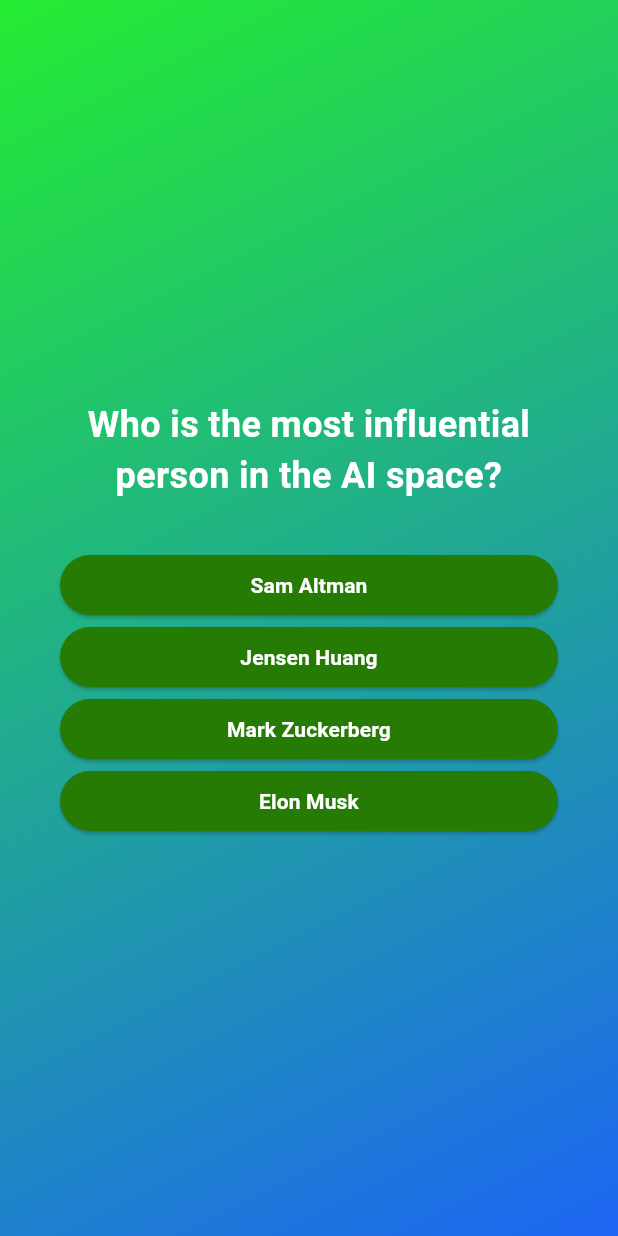
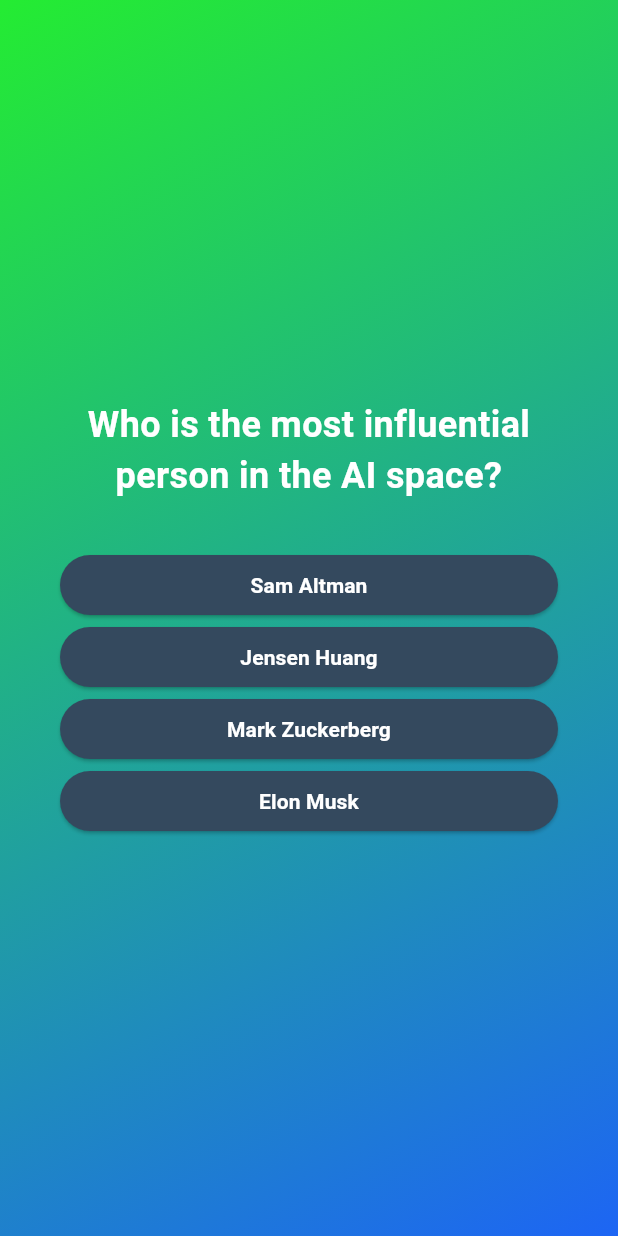
Before and after one commit to SjdnDzikran/QuizApp, a Flutter app: the screen it shows after launch, after a tap on "Start Quiz", on a phone screen of 412 x 824 dp. Run offline on Flutter 3.47's test engine with Material 3 defaults, Android fonts, the phone set to English and light mode, and no system bars; our stand-ins replace google_fonts.

Commit message:
changed the color

```diff
--- a/lib/answer_button.dart
+++ b/lib/answer_button.dart
@@ -20,8 +20,8 @@ class AnswerButton extends StatelessWidget {
           vertical: 8,
           horizontal: 40,
         ),
-        backgroundColor: const Color.fromARGB(255, 37, 123, 3),
-        foregroundColor: Colors.white,
+        backgroundColor: const Color(0xFF34495E),
+        foregroundColor: const Color(0xFFFAFAFA),
       ),
       child: Text(
         answerText,
```
